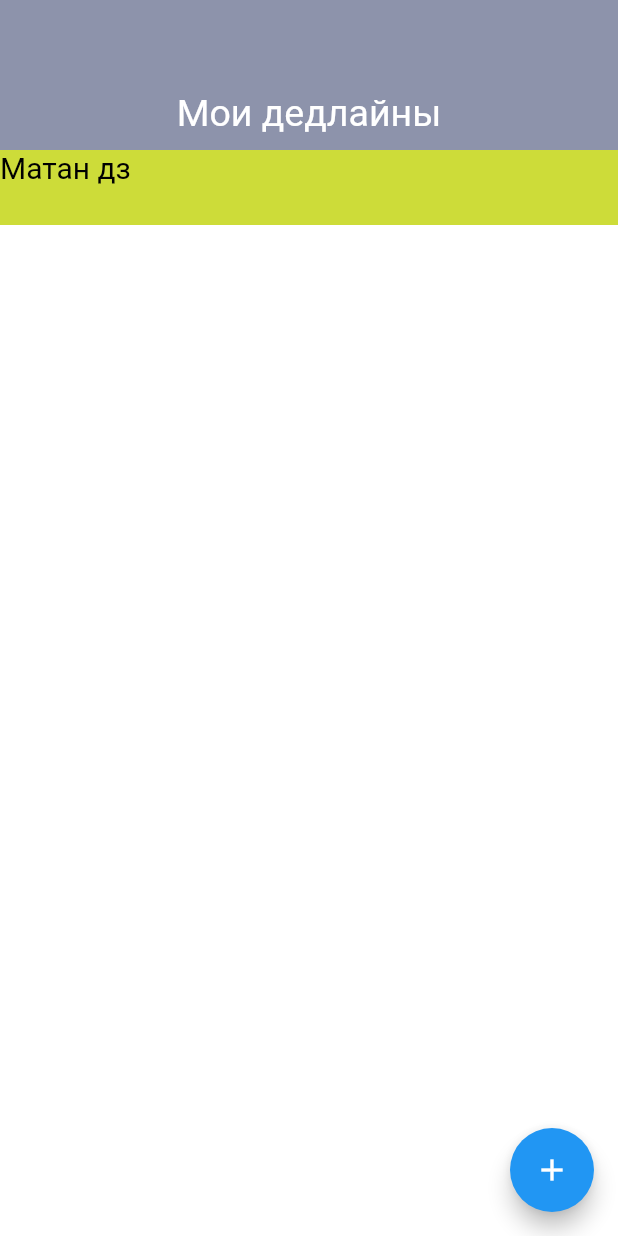
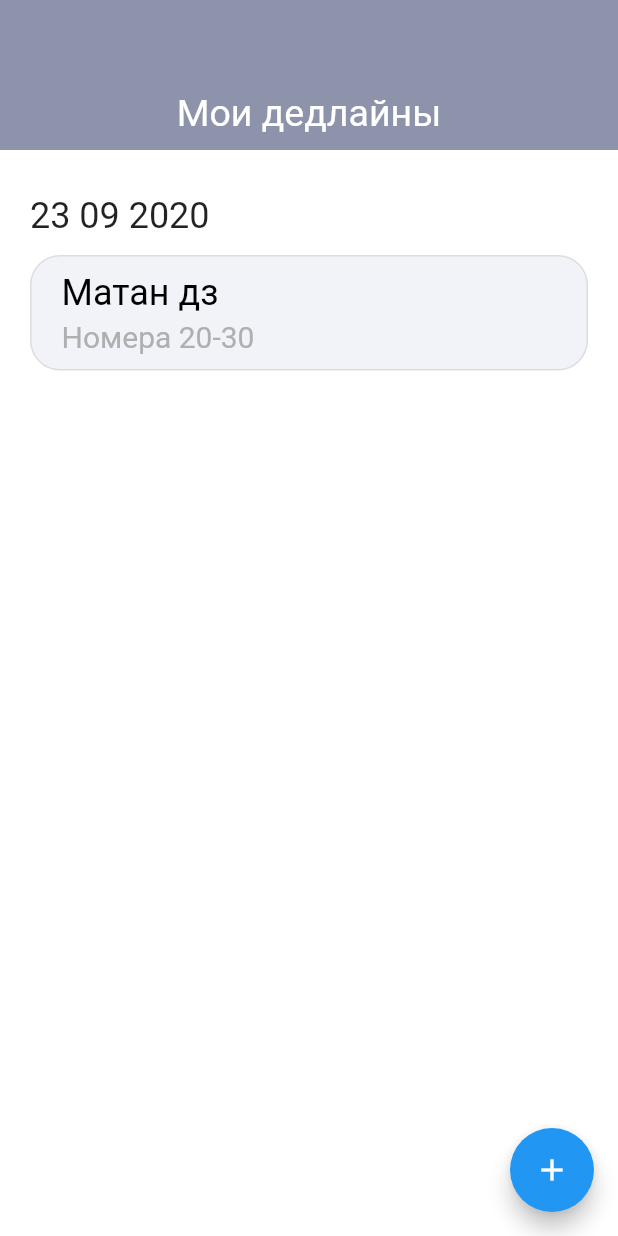
Before and after one commit to Glebik8/ITMO.deadlines.backend, a Flutter app: the screen it shows after launch, after a tap on the "add" icon, on a phone screen of 412 x 824 dp. Run offline on Flutter 3.47's test engine with Material 2 defaults, Android fonts, the phone set to English and light mode, and no system bars; drawn by our look-alikes of flutter_slidable; our stand-ins replace hive, hive_flutter, rxdart; accounts and stored records are empty.

Commit message:
- create double list (map) - add design

```diff
--- a/lib/Model/model.dart
+++ b/lib/Model/model.dart
@@ -8,31 +8,46 @@ import 'package:hive/hive.dart';
 import 'package:hive_flutter/hive_flutter.dart';
 import 'package:itmo_time/RxDart/rxListUpdate.dart';
 
-List<Note> mainList = [];
+List<List<Note>> mainList = [];
+Map<String, List<Note>> map = Map();
 
 class Model{
 
   Color headColor = Color(0xFF8D93AB);
   Color bodyColor = Color(0xFFFFFFFF);
+  Color cardStroke = Color(0xFFDDDDDD);
+  Color cardColor = Color(0xFFF1F3F8);
+  Color cardText = Color(0xFFAFAFAF);
+
 
 
   void addNote(Note note, RxListUpdate rxListUpdate) async {
 
+
     var box =  await Hive.openBox<Note>('notes');
     box.add(note);
-    mainList.add(note);
 
-    rxListUpdate.onListUpdate(mainList);
+    if (map.containsKey(note.time))
+      map[note.time].add(note);
+    else
+      map[note.time] = [note];
+
+    rxListUpdate.onListUpdate(map);
   }
   void getNotes(RxListUpdate rxListUpdate) async {
     var box =  await Hive.openBox<Note>('notes');
 
     for (int i = 0; i < box.values.length; i++){
       Note note = box.getAt(i);
-      mainList.add(note);
+
+      if (map.containsKey(note.time))
+        map[note.time].add(note);
+      else
+        map[note.time] = [note];
+
     }
-    // обновить основной список - потом сделаем RxDart, но щас пока что callback
-    rxListUpdate.onListUpdate(mainList);
+
+    rxListUpdate.onListUpdate(map);
   }
 
 }
@@ -45,7 +60,11 @@ class Note {
   String description;
   @HiveField(2)
   String time;
-  void printS(){ print(name);}
+
+  void printS() {
+    print(name);
+  }
+
   Note(); //day month year
 }
 
--- a/lib/RxDart/rxListUpdate.dart
+++ b/lib/RxDart/rxListUpdate.dart
@@ -3,16 +3,16 @@ import 'package:itmo_time/Model/model.dart';
 import 'package:rxdart/rxdart.dart';
 
 class RxListUpdate {
-  List<Note> _noteClass;
+  Map<String, List<Note>> _noteClass;
 
-  List<Note> get noteClass => _noteClass;
+  Map<String, List<Note>> get noteClass => _noteClass;
 
   RxListUpdate(this._noteClass){
-    this.onListUpdater = BehaviorSubject<List<Note>>.seeded(noteClass);
+    this.onListUpdater = BehaviorSubject<Map<String, List<Note>>>.seeded(noteClass);
   }
-  BehaviorSubject<List<Note>> onListUpdater;
+  BehaviorSubject<Map<String, List<Note>>> onListUpdater;
 
-  Future onListUpdate(List<Note> newList) async {
+  Future onListUpdate(Map<String, List<Note>> newList) async {
     _noteClass = newList;
     onListUpdater.add(_noteClass);
   }
--- a/lib/main.dart
+++ b/lib/main.dart
@@ -1,7 +1,7 @@
 import 'package:flutter/material.dart';
 import 'package:hive/hive.dart';
 import 'package:itmo_time/RxDart/rxListUpdate.dart';
-
+import 'package:flutter_slidable/flutter_slidable.dart';
 import 'Model/model.dart';
 
 import 'package:hive_flutter/hive_flutter.dart';
@@ -28,7 +28,7 @@ class MyApp extends StatefulWidget {
 class _MyAppState extends State<MyApp> {
 
   Model model = Model();
-  RxListUpdate listUpdate = RxListUpdate(mainList);
+  RxListUpdate listUpdate = RxListUpdate(map);
 
   @override
   void initState() {
@@ -55,19 +55,10 @@ class _MyAppState extends State<MyApp> {
                 child: Container(
                   color: model.bodyColor,
                   child:
-                  StreamBuilder<List<Note>>(
+                  StreamBuilder<Map<String, List<Note>>>(
                       stream: listUpdate.onListUpdater,
                       builder: (buildContext, snapshot) {
-
-                        if (snapshot.hasError){
-                          //
-                        }
-
-                        if (!snapshot.hasData){
-                          //
-                        }
-
-                        List<Note> list = snapshot.data;
+                        Map<String, List<Note>> list = snapshot.data;
                         return ListView(
                           padding: const EdgeInsets.fromLTRB(0, 0, 0, 5),
                           children: bodyList(context, list),
@@ -85,7 +76,7 @@ class _MyAppState extends State<MyApp> {
             Note deadLine = Note()
             ..name = "Матан дз"
             ..description = "Номера 20-30"
-            ..time = "22 09 2020";
+            ..time = "23 09 2020";
 
             model.addNote(deadLine, listUpdate);
           },
@@ -106,24 +97,110 @@ class _MyAppState extends State<MyApp> {
         ),),
     );
   }
-  List<Widget> bodyList(BuildContext context, List<Note> list){
-      if (list == null || list.length == 0){
-        return <Widget>[Container(child: Text("CLEAR"),)];
+  List<Widget> bodyList(BuildContext context, Map<String, List<Note>> list){
+    if (list == null || list.length == 0) {
+      return <Widget>[
+        Container(
+          child: Text("CLEAR"),
+        )
+      ];
+    } else {
+      List<Widget> lister = [];
+      List<String> keys = list.keys.toList();
+
+      for (int i = 0; i < list.length; i++) {
+        lister.add(blockItems(context, keys[i], list[keys[i]]));
       }
-      else
-        print(list.length);
-        List<Widget> lister = [];
-        for (int i = 0; i < list.length; i++){
-          lister.add( Container(
-            height: 50,
-            color: Colors.lime,
-            child: Text(list[i].name, style: TextStyle(fontSize: 20, color: Colors.black),),
-          ));
-        }
-        return lister;
+      return lister;
+    }
   }
 
-  void callbackUpdate(){
-    setState(() {});
+  Widget blockItems(BuildContext context, String data, List<Note> list) {
+    return Padding(
+      padding: const EdgeInsets.only(left: 20),
+      child: Column(
+        children: [
+          SizedBox(
+            height: 30,
+          ),
+          Align(
+            alignment: Alignment.centerLeft,
+            child: Text(
+              data,
+              style: TextStyle(fontSize: 24),
+            ),
+          ),
+          SizedBox(
+            height: 2,
+          ),
+          Column(
+            children: convertListToWidgets(context, list),
+          )
+        ],
+      ),
+    );
+  }
+
+  List<Widget> convertListToWidgets(BuildContext context, List<Note> list) {
+    List<Widget> lister = [];
+    for (int i = 0; i < list.length; i++)
+      lister.add(listItem(context, list[i]));
+    return lister;
+  }
+
+  Widget listItem(BuildContext context, Note note) {
+    return Slidable(
+      actionPane: SlidableDrawerActionPane(),
+      actionExtentRatio: 0.25,
+      child: Padding(
+        padding: const EdgeInsets.only(top: 10, right: 20),
+        child: Container(
+          decoration: BoxDecoration(
+              color: model.cardColor,
+              border: Border.all(
+                color: model.cardStroke,
+              ),
+              borderRadius: BorderRadius.all(Radius.circular(20))),
+          width: double.infinity,
+          child: Padding(
+            padding:
+                const EdgeInsets.only(top: 10, bottom: 10, left: 20, right: 5),
+            child: Column(
+              children: [
+                Align(
+                    alignment: Alignment.centerLeft,
+                    child: Text(
+                      note.name,
+                      style: TextStyle(fontSize: 24, color: Colors.black),
+                    )),
+                SizedBox(
+                  height: 4,
+                ),
+                Align(
+                    alignment: Alignment.centerLeft,
+                    child: Text(
+                      note.description,
+                      style: TextStyle(fontSize: 20, color: model.cardText),
+                    )),
+              ],
+            ),
+          ),
+        ),
+      ),
+      secondaryActions: <Widget>[
+        IconSlideAction(
+          caption: 'More',
+          color: Colors.white,
+          icon: Icons.more_horiz,
+          onTap: () => {},
+        ),
+        IconSlideAction(
+          caption: 'Delete',
+          color: Colors.white,
+          icon: Icons.delete,
+          onTap: () => {},
+        ),
+      ],
+    );
   }
 }
--- a/pubspec.yaml
+++ b/pubspec.yaml
@@ -23,7 +23,7 @@ environment:
 dependencies:
   flutter:
     sdk: flutter
-
+  flutter_slidable:
   cupertino_icons: ^0.1.3
   hive: ^1.4.4
   hive_flutter: ^0.3.1
```
Also changed, not shown: pubspec.lock.
